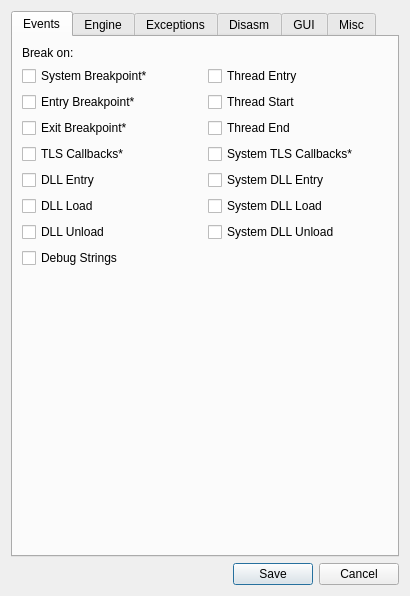
First picture: the form in src/gui/Src/Gui/SettingsDialog.ui, repository x64dbg/x64dbg, before the edit.
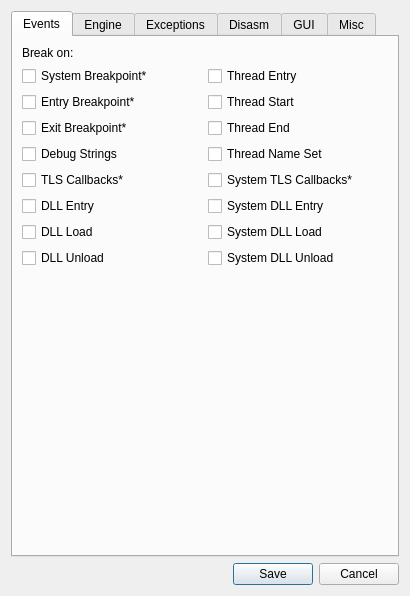
Second picture: the form after the edit. Icons and pictures are not drawn.

Commit message: add ThreadNameSet setting for SetThreadName exception breaking/ignoring

```diff
--- a/src/gui/Src/Gui/SettingsDialog.ui
+++ b/src/gui/Src/Gui/SettingsDialog.ui
@@ -115,6 +115,13 @@
          </property>
         </widget>
        </item>
+       <item row="4" column="1">
+        <widget class="QCheckBox" name="chkThreadNameSet">
+         <property name="text">
+          <string>Thread Name Set</string>
+         </property>
+        </widget>
+       </item>
        <item row="8" column="0">
         <widget class="QCheckBox" name="chkDllEntry">
          <property name="text">
@@ -167,7 +174,7 @@
          </property>
         </widget>
        </item>
-       <item row="12" column="0">
+       <item row="4" column="0">
         <widget class="QCheckBox" name="chkDebugStrings">
          <property name="text">
           <string>Debug Strings</string>
```
The commit also changes 3 other files.
